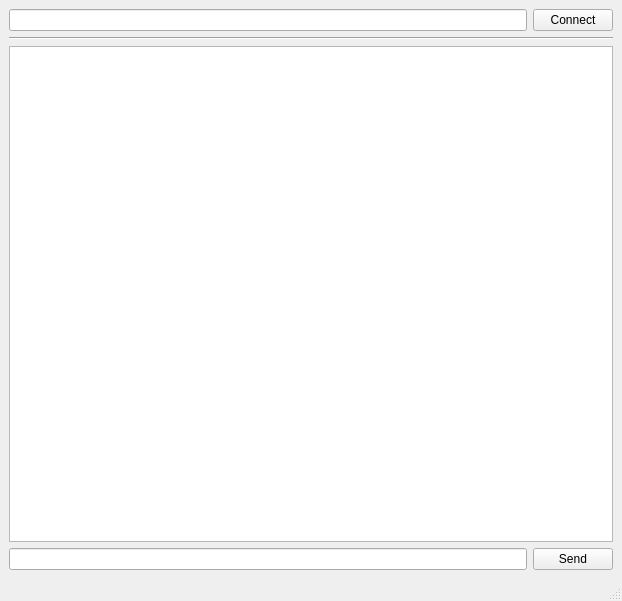
Above: mainwindow.ui from rbaleja/Chat_client before the change. Below: the same form after it.
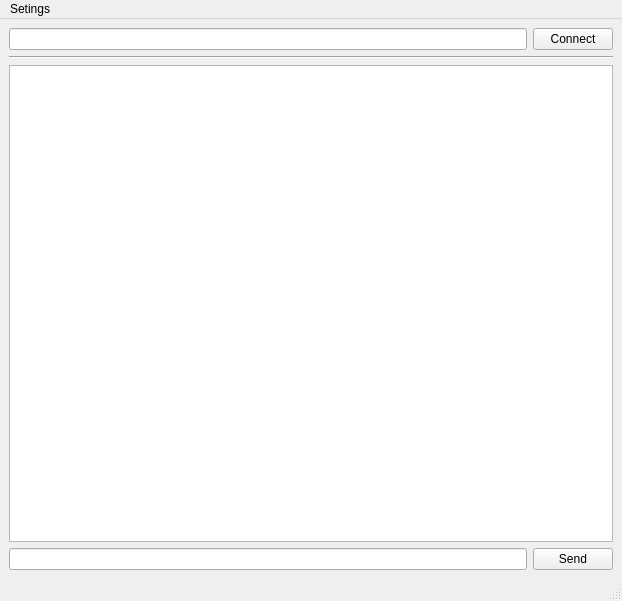
That is the form after the change.

Commit message: Dodoano menu.

Diff of the .ui file:
```diff
--- a/mainwindow.ui
+++ b/mainwindow.ui
@@ -71,6 +71,14 @@
      <height>25</height>
     </rect>
    </property>
+   <widget class="QMenu" name="menuSetings">
+    <property name="title">
+     <string>Setings</string>
+    </property>
+    <addaction name="actionServer"/>
+    <addaction name="actionpasword_to_cryp_message"/>
+   </widget>
+   <addaction name="menuSetings"/>
   </widget>
   <widget class="QStatusBar" name="statusbar"/>
  </widget>
```
Left out of the diff: 10 changed lines with no effect on the pictures. The commit also changes 2 other files.
